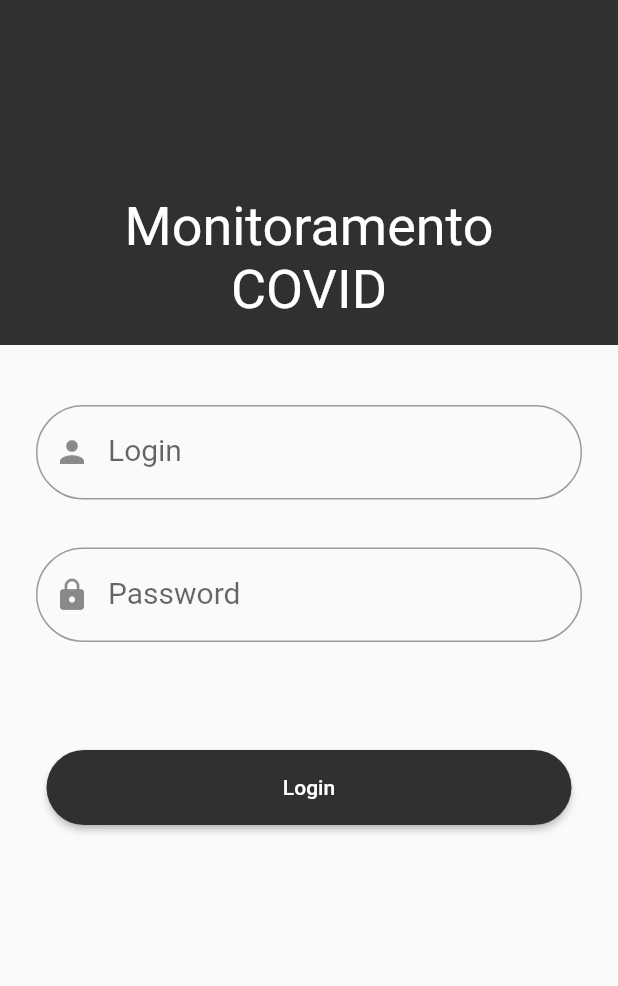
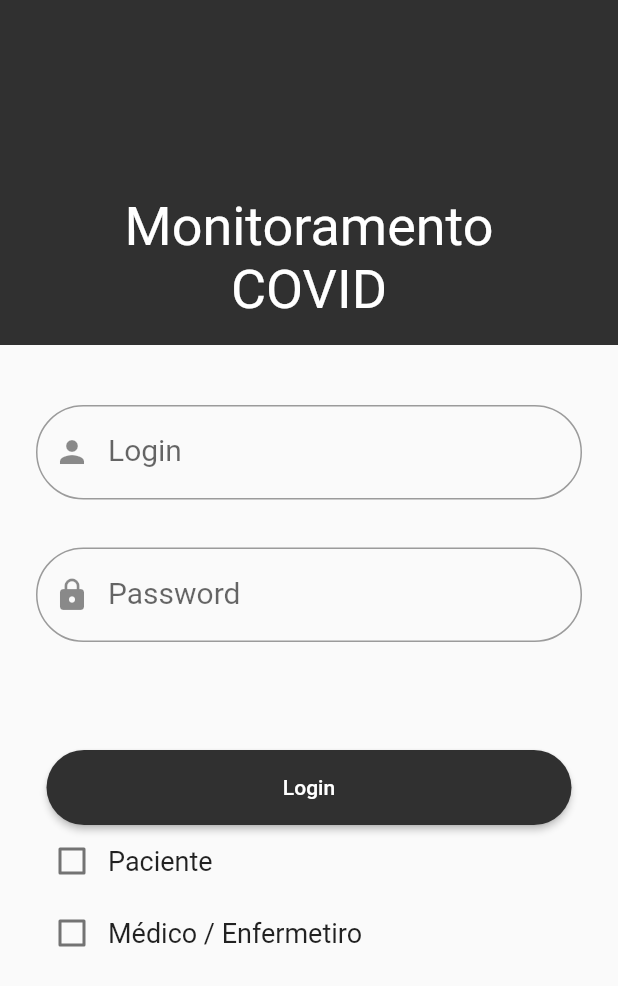
Before and after one commit to themaripool/ProjetoFinal-MarielaAndrade, a Flutter app: the screen it shows after launch, on a phone screen of 412 x 824 dp. Shown: the top 986 px of the screen. Run offline on Flutter 3.47's test engine with Material 2 defaults, Android fonts, the phone set to English and light mode, and no system bars; our stand-ins replace syncfusion_flutter_charts.

Commit message:
[ADD] Patient initial view

```diff
--- a/lib/Components/LoginBtn.dart
+++ b/lib/Components/LoginBtn.dart
@@ -1,19 +1,38 @@
 import 'package:flutter/material.dart';
 import 'package:projeto_final_1/Screens/Home.dart';
+import 'package:projeto_final_1/Screens/HomePatient.dart';
 
 class LoginButton extends StatelessWidget {
+
+
   const LoginButton({
     Key key,
-  }) : super(key: key);
+    @required bool isdoctor,
+    @required bool ispatient,
+  }) : _isdoctor = isdoctor,
+      _ispatient = ispatient,
+      super(key: key);
+
+  final bool _ispatient;
+  final bool _isdoctor;
 
   @override
   Widget build(BuildContext context) {
     return ElevatedButton(
       onPressed: () => {
-        print("Tocou no login"),
-        Navigator.push(context, MaterialPageRoute(builder: (context) {
-          return Home();
-        }))
+        if (_isdoctor == true){
+          print("Tocou no login"),
+          Navigator.push(context, MaterialPageRoute(builder: (context) {
+            return Home();
+          }))
+        }
+        else if (_ispatient == true){
+          print("Tocou no login - caso paciente"),
+          Navigator.push(context, MaterialPageRoute(builder: (context) {
+            return HomePatient();
+          }))
+        }
+
       },
       child: Text("Login"),
       style: ButtonStyle(
--- a/lib/Screens/Login.dart
+++ b/lib/Screens/Login.dart
@@ -63,7 +63,7 @@ class LoginHeader extends StatelessWidget {
   }
 }
 
-class LoginForm extends StatelessWidget {
+class LoginForm extends StatefulWidget {
   const LoginForm({
     Key key,
     @required TextEditingController userNameCntl,
@@ -76,6 +76,14 @@ class LoginForm extends StatelessWidget {
   final TextEditingController _passwordCntl;
 
   @override
+  _LoginFormState createState() => _LoginFormState();
+}
+
+class _LoginFormState extends State<LoginForm> {
+  var isPatient = false;
+  var isDoctor = false;
+
+  @override
   Widget build(BuildContext context) {
     return Padding(
       padding: const EdgeInsets.all(24.0),
@@ -84,7 +92,7 @@ class LoginForm extends StatelessWidget {
           Padding(
             padding: const EdgeInsets.only(top: 16),
             child: TextFieldLogin(
-                controller: _userNameCntl,
+                controller: widget._userNameCntl,
                 keyboard: TextInputType.emailAddress,
                 obscureText: false,
                 icon: Icon(Icons.person),
@@ -93,21 +101,53 @@ class LoginForm extends StatelessWidget {
           Padding(
             padding: const EdgeInsets.only(top: 32),
             child: TextFieldLogin(
-              controller: _passwordCntl,
+              controller: widget._passwordCntl,
               keyboard: TextInputType.number,
               obscureText: true,
               icon: Icon(Icons.lock),
               labelText: "Password",
             ),
           ),
+
           Padding(
             padding: const EdgeInsets.only(top: 72),
             child: SizedBox(
               width: 350.0,
               height: 50.0,
-              child: LoginButton(),
+              child: LoginButton(isdoctor: isDoctor, ispatient: isPatient,),
             ),
-          )
+          ),
+
+          Row(
+            children: [
+              Checkbox(
+                value: isPatient,
+                onChanged: (value) {
+                  setState(() {
+                    isPatient = !isPatient;
+                    isDoctor = false;
+                  });
+                },
+              ),
+              Text("Paciente ", style: TextStyle(fontSize: 18)),
+            ],
+          ),
+
+          Row(
+            children: [
+              Checkbox(
+                value: isDoctor,
+                onChanged: (value) {
+                  setState(() {
+                    isDoctor = !isDoctor;
+                    isPatient = false;
+                  });
+                },
+              ),
+              Text("Médico / Enfermetiro ", style: TextStyle(fontSize: 18)),
+            ],
+          ),
+
         ],
       ),
     );
```
Also changed, not shown: lib/Screens/HomePatient.dart (added, +34 -0 lines), lib/Screens/PatientData.dart (added, +12 -0 lines), lib/Screens/PatientSymptoms.dart (added, +12 -0 lines).
